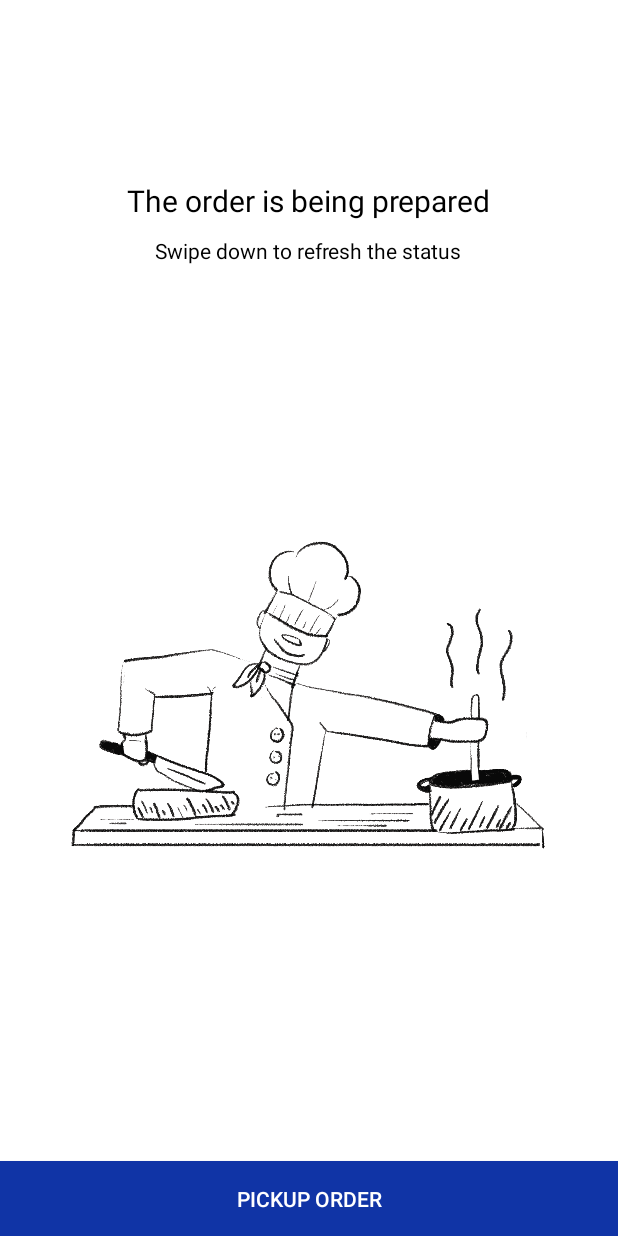
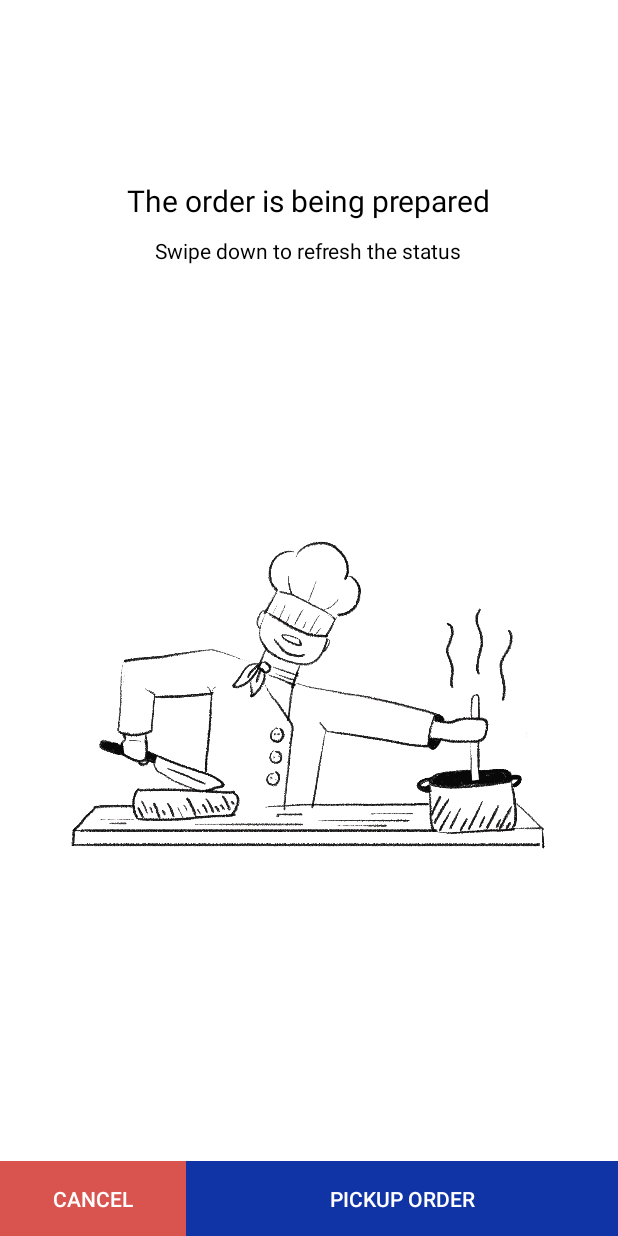
Before and after one commit to PieterAp/codeTAES, an Android app: the layout fragment_cooking.xml on its own in the app's theme, with its tools: preview values and no code run, on a phone screen of 412 x 824 dp. Run offline under Robolectric (Android 15) with nearby library versions, the phone set to English and light mode, and no system bars; network calls fail.

Commit message:
PRJ-46 Cancel order

```diff
--- a/app/src/main/res/layout/fragment_active_order_details.xml
+++ b/app/src/main/res/layout/fragment_active_order_details.xml
@@ -97,6 +97,7 @@
             android:orientation="horizontal">
 
             <androidx.appcompat.widget.AppCompatButton
+                android:id="@+id/buttonCancelActive"
                 style="@style/Widget.AppCompat.Button.Colored"
                 android:layout_width="match_parent"
                 android:layout_height="50dp"
--- a/app/src/main/res/layout/fragment_cooking.xml
+++ b/app/src/main/res/layout/fragment_cooking.xml
@@ -68,13 +68,31 @@
                 tools:src="@drawable/cooking"/>
         </LinearLayout>
 
+
+        <LinearLayout
+            android:layout_width="match_parent"
+            android:layout_height="wrap_content"
+            android:orientation="horizontal">
+
+            <androidx.appcompat.widget.AppCompatButton
+                android:id="@+id/buttonCancelPickup"
+                style="@style/Widget.AppCompat.Button.Colored"
+                android:layout_width="match_parent"
+                android:layout_height="50dp"
+                android:layout_weight="0.7"
+                android:background="#d9534f"
+                android:text="Cancel"/>
+
             <androidx.appcompat.widget.AppCompatButton
                 android:id="@+id/btnPickUpOrder"
                 style="@style/Widget.AppCompat.Button.Colored"
                 android:layout_width="match_parent"
                 android:layout_height="50dp"
+                android:layout_weight="0.3"
                 android:background="#1034A6"
                 android:text="Pickup order"/>
+
+        </LinearLayout>
 
     </LinearLayout>
     </LinearLayout>
```
Also changed, not shown: app/src/main/java/com/example/fastuga/ActiveOrderDetailsFragment.kt (+49 -0 lines), app/src/main/java/com/example/fastuga/CookingFragment.kt (+50 -0 lines). Lines whose indentation alone changed are shown as unchanged.
